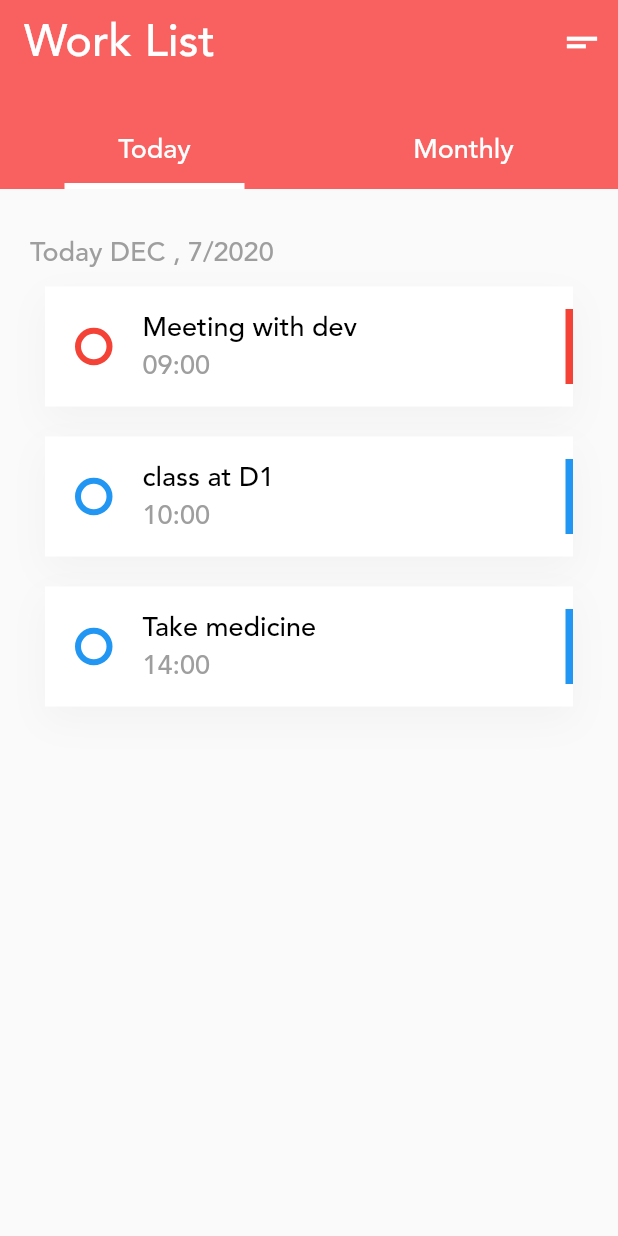
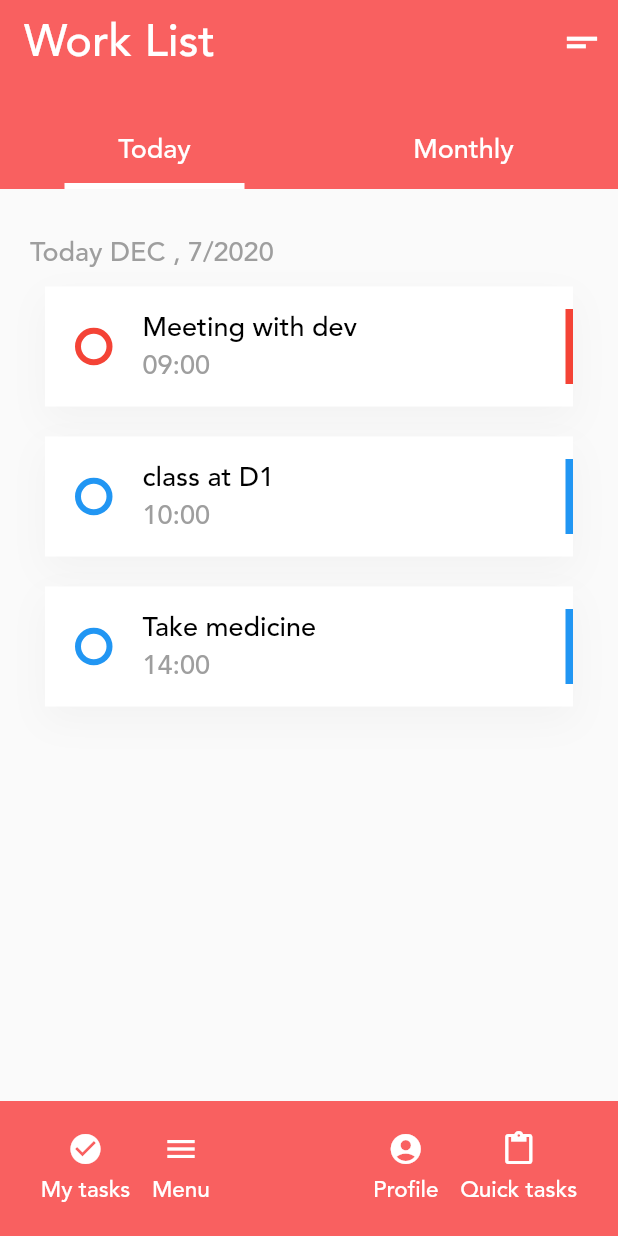
Before and after one commit to johnwanjema/flutter_todo_app, a Flutter app: the screen it shows after launch, on a phone screen of 412 x 824 dp. Run offline on Flutter 3.47's test engine with Material 2 defaults, Android fonts, the phone set to English and light mode, and no system bars; drawn by our look-alikes of flutter_slidable; our stand-ins replace table_calendar.

Commit message:
add bottom nav

```diff
--- a/lib/screens/HomeScreen.dart
+++ b/lib/screens/HomeScreen.dart
@@ -147,12 +147,9 @@ class _homePageState extends State<homePage> {
                             'Today ${months[today.month - 1]} , ${today.day}/${today.year}',
                             style: TextStyle(fontSize: 18, color: Colors.grey),
                           ),
-                          taskWidget(
-                              Colors.red, 'Meeting with dev', '09:00'),
-                          taskWidget(
-                              Colors.blue,'class at D1', '10:00'),
-                          taskWidget(
-                              Colors.blue,  'Take medicine', '14:00'),
+                          taskWidget(Colors.red, 'Meeting with dev', '09:00'),
+                          taskWidget(Colors.blue, 'class at D1', '10:00'),
+                          taskWidget(Colors.blue, 'Take medicine', '14:00'),
                         ],
                       ),
                     ),
@@ -160,14 +157,109 @@ class _homePageState extends State<homePage> {
                 ),
               ),
             ),
+            Container(
+              height: 110,
+              child: Stack(
+                children: [
+                  Positioned(
+                    bottom: 0,
+                    child: Container(
+                      padding: EdgeInsets.all(20),
+                      height: 90,
+                      width: MediaQuery.of(context).size.width,
+                      color: Color(0xfff96060),
+                      child: Row(
+                        mainAxisAlignment: MainAxisAlignment.spaceAround,
+                        children: [
+                          Container(
+                            child: Column(
+                              children: [
+                                Icon(
+                                  Icons.check_circle,
+                                  color: Colors.white,
+                                ),
+                                SizedBox(
+                                  height: 5,
+                                ),
+                                Text(
+                                  'My tasks',
+                                  style: TextStyle(
+                                      fontSize: 15, color: Colors.white),
+                                )
+                              ],
+                            ),
+                          ),
+                          Container(
+                            child: Column(
+                              children: [
+                                Icon(
+                                  Icons.menu,
+                                  color: Colors.white,
+                                ),
+                                SizedBox(
+                                  height: 5,
+                                ),
+                                Text(
+                                  'Menu',
+                                  style: TextStyle(
+                                      fontSize: 15, color: Colors.white),
+                                )
+                              ],
+                            ),
+                          ),
+                          Container(
+                            width: 80,
+                          ),
+                          Container(
+                            child: Column(
+                              children: [
+                                Icon(
+                                  Icons.account_circle,
+                                  color: Colors.white,
+                                ),
+                                SizedBox(
+                                  height: 5,
+                                ),
+                                Text(
+                                  'Profile',
+                                  style: TextStyle(
+                                      fontSize: 15, color: Colors.white),
+                                )
+                              ],
+                            ),
+                          ),
+                          Container(
+                            child: Column(
+                              children: [
+                                Icon(
+                                  Icons.content_paste,
+                                  color: Colors.white,
+                                ),
+                                SizedBox(
+                                  height: 5,
+                                ),
+                                Text(
+                                  'Quick tasks',
+                                  style: TextStyle(
+                                      fontSize: 15, color: Colors.white),
+                                )
+                              ],
+                            ),
+                          ),
+                        ],
+                      ),
+                    ),
+                  )
+                ],
+              ),
+            )
           ]),
         ],
       ),
     );
   }
 
-  Slidable taskWidget(
-      Color color,  String title, String time) {
+  Slidable taskWidget(Color color, String title, String time) {
     return Slidable(
       actionPane: SlidableDrawerActionPane(),
       actionExtentRatio: .3,
@@ -216,15 +308,15 @@ class _homePageState extends State<homePage> {
           caption: 'Edit',
           color: Colors.white,
           icon: Icons.edit,
-          onTap: (){},
-        ), IconSlideAction(
+          onTap: () {},
+        ),
+        IconSlideAction(
           caption: 'Delete',
           color: color,
           icon: Icons.delete,
-          onTap: (){},
+          onTap: () {},
         ),
       ],
-
     );
   }
 }
```
Lines whose indentation alone changed are shown as unchanged.
